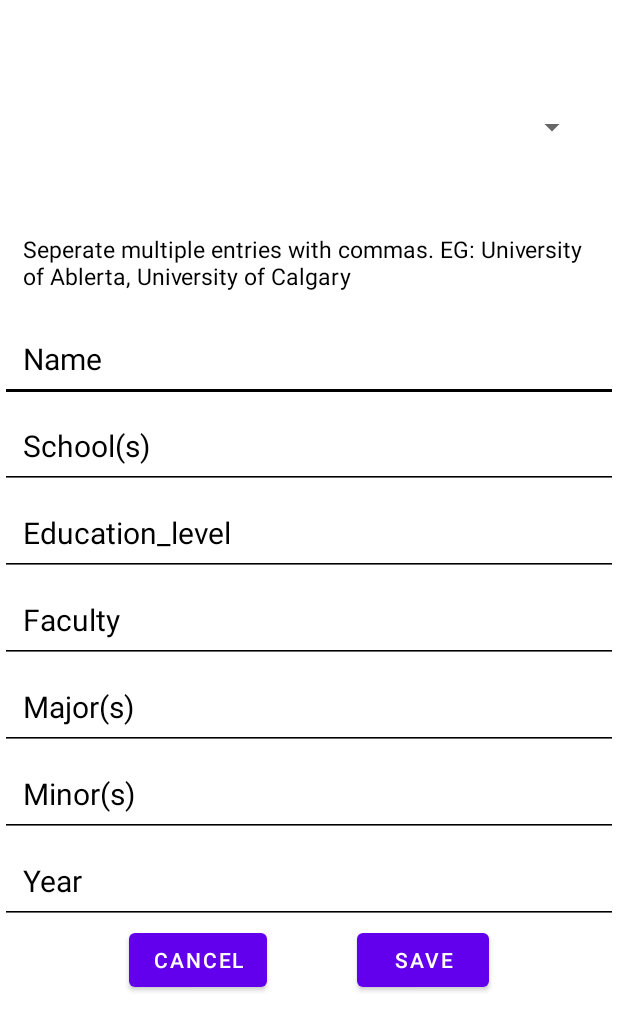
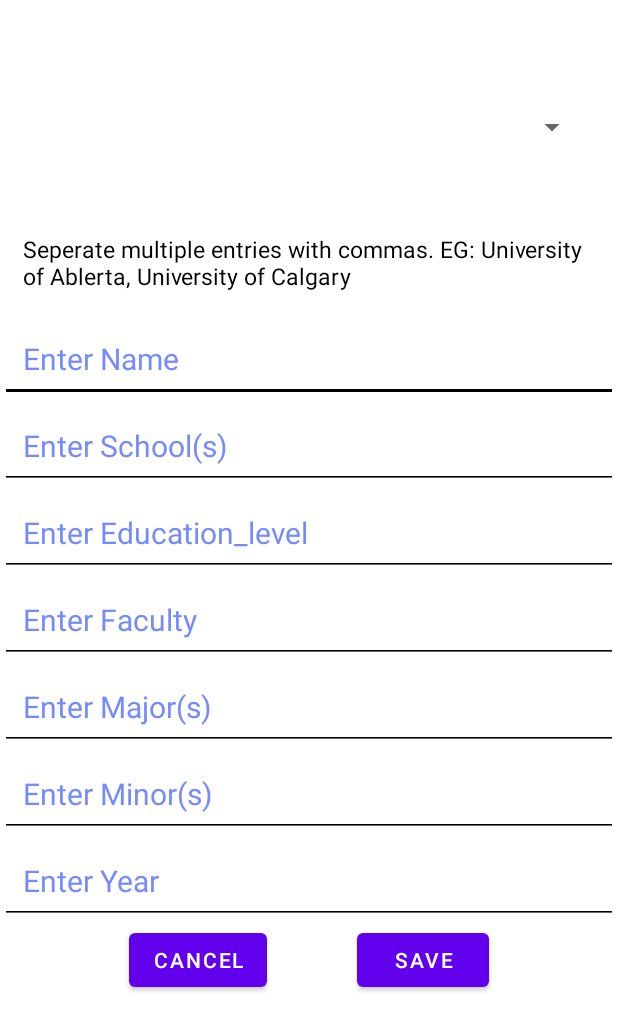
Before and after one commit to Isaac-Stamatelakis/Study_aid_app, an Android app: the layout edit_profile_fragment.xml on its own in the app's theme, with its tools: preview values and no code run, on a phone screen of 412 x 824 dp. Shown: the top 1031 px of the screen. Run offline under Robolectric (Android 15) with nearby library versions, the phone set to English and light mode, and no system bars.

Commit message:
added user class, partially complete profile_fragment, partially complete edit_profile_fragment

```diff
--- a/app/src/main/res/layout/edit_profile_fragment.xml
+++ b/app/src/main/res/layout/edit_profile_fragment.xml
@@ -29,7 +29,7 @@
         android:textColor="@color/black"
         android:hint="@string/edit_profile_name"
         android:backgroundTint="@color/black"
-        android:textColorHint="@color/black"
+        android:textColorHint="@color/cornflower_blue"
         android:padding="15dp"
         android:textSize="20sp"
         android:layout_width="match_parent"
@@ -38,7 +38,7 @@
     <EditText
         android:id="@+id/edit_profile_school"
         android:textColor="@color/black"
-        android:textColorHint="@color/black"
+        android:textColorHint="@color/cornflower_blue"
         android:hint="@string/edit_profile_school"
         android:padding="15dp"
         android:textSize="20sp"
@@ -49,7 +49,7 @@
     <EditText
         android:id="@+id/edit_profile_education_level"
         android:textColor="@color/black"
-        android:textColorHint="@color/black"
+        android:textColorHint="@color/cornflower_blue"
         android:hint="@string/edit_profile_education_level"
         android:padding="15dp"
         android:textSize="20sp"
@@ -60,7 +60,7 @@
     <EditText
         android:id="@+id/edit_profile_faculty"
         android:textColor="@color/black"
-        android:textColorHint="@color/black"
+        android:textColorHint="@color/cornflower_blue"
         android:hint="@string/edit_profile_faculty"
         android:padding="15dp"
         android:textSize="20sp"
@@ -71,7 +71,7 @@
     <EditText
         android:id="@+id/edit_profile_major"
         android:textColor="@color/black"
-        android:textColorHint="@color/black"
+        android:textColorHint="@color/cornflower_blue"
         android:hint="@string/edit_profile_major"
         android:padding="15dp"
         android:textSize="20sp"
@@ -81,7 +81,7 @@
     <EditText
         android:id="@+id/edit_profile_minor"
         android:textColor="@color/black"
-        android:textColorHint="@color/black"
+        android:textColorHint="@color/cornflower_blue"
         android:hint="@string/edit_profile_minor"
         android:padding="15dp"
         android:textSize="20sp"
@@ -91,7 +91,7 @@
     <EditText
         android:id="@+id/edit_profile_year"
         android:textColor="@color/black"
-        android:textColorHint="@color/black"
+        android:textColorHint="@color/cornflower_blue"
         android:hint="@string/edit_profile_year"
         android:padding="15dp"
         android:textSize="20sp"
@@ -106,6 +106,7 @@
         android:gravity="center"
        >
         <Button
+            android:id="@+id/edit_profile_cancel_button"
             android:text="@string/edit_profile_cancel"
             android:layout_width="wrap_content"
             android:layout_height="wrap_content"
@@ -115,6 +116,7 @@
             />
 
         <Button
+            android:id="@+id/edit_profile_save_button"
             android:text="@string/edit_profile_save"
             android:layout_marginLeft="30dp"
             android:layout_marginRight="30dp"
--- a/app/src/main/res/values/strings.xml
+++ b/app/src/main/res/values/strings.xml
@@ -16,13 +16,13 @@
     <string name="profile_fragment_school">School</string>
     <string name="profile_fragment_year">Year</string>
     <string name="profile_fragment_faculty">Faculty</string>
-    <string name="edit_profile_name">Name</string>
-    <string name="edit_profile_school">School(s)</string>
-    <string name="edit_profile_year">Year</string>
-    <string name="edit_profile_minor">Minor(s)</string>
-    <string name="edit_profile_major">Major(s)</string>
-    <string name="edit_profile_faculty">Faculty</string>
-    <string name="edit_profile_education_level">Education_level</string>
+    <string name="edit_profile_name">Enter Name</string>
+    <string name="edit_profile_school">Enter School(s)</string>
+    <string name="edit_profile_year">Enter Year</string>
+    <string name="edit_profile_minor">Enter Minor(s)</string>
+    <string name="edit_profile_major">Enter Major(s)</string>
+    <string name="edit_profile_faculty">Enter Faculty</string>
+    <string name="edit_profile_education_level">Enter Education_level</string>
     <string name="edit_profile_cancel">Cancel</string>
     <string name="edit_profile_save">Save</string>
 </resources>
```
Also changed, not shown: app/src/main/java/com/example/myapplication/Fragments/Profile/EditProfileFragment.java (+72 -2 lines), app/src/main/java/com/example/myapplication/Fragments/Profile/ProfileFragment.java (+22 -29 lines), app/src/main/java/com/example/myapplication/Fragments/Profile/User.java (+37 -24 lines), app/src/main/java/com/example/myapplication/MainActivity.java (+9 -1 lines), app/src/main/java/com/example/myapplication/TabManager.java (+6 -1 lines).
